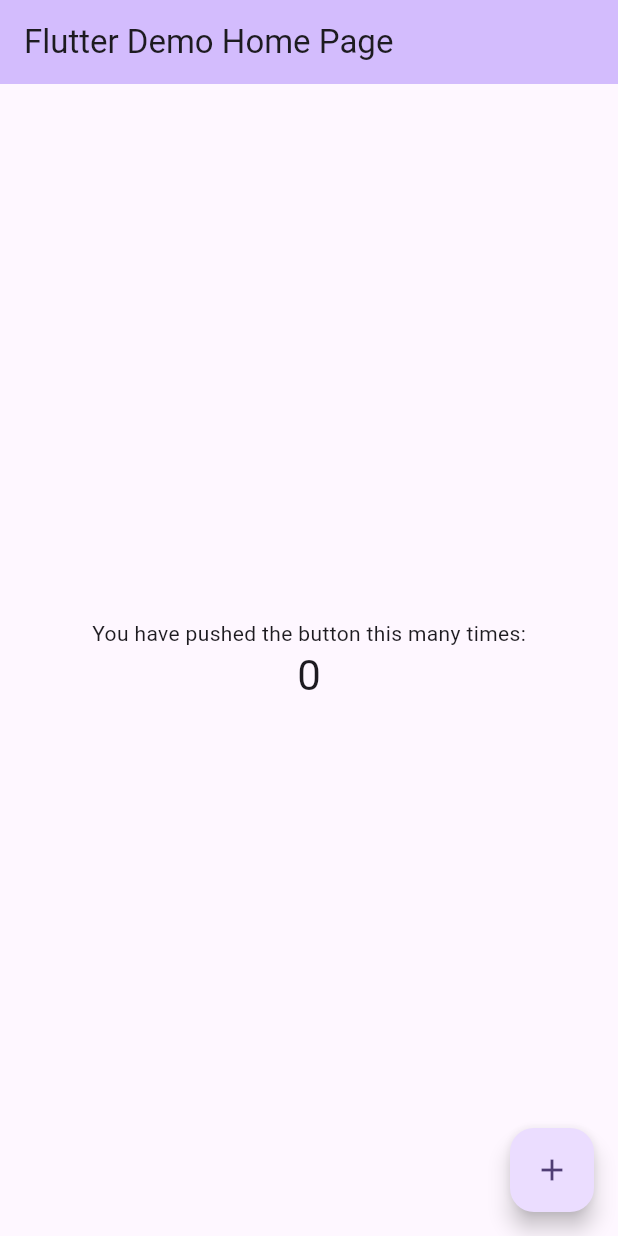
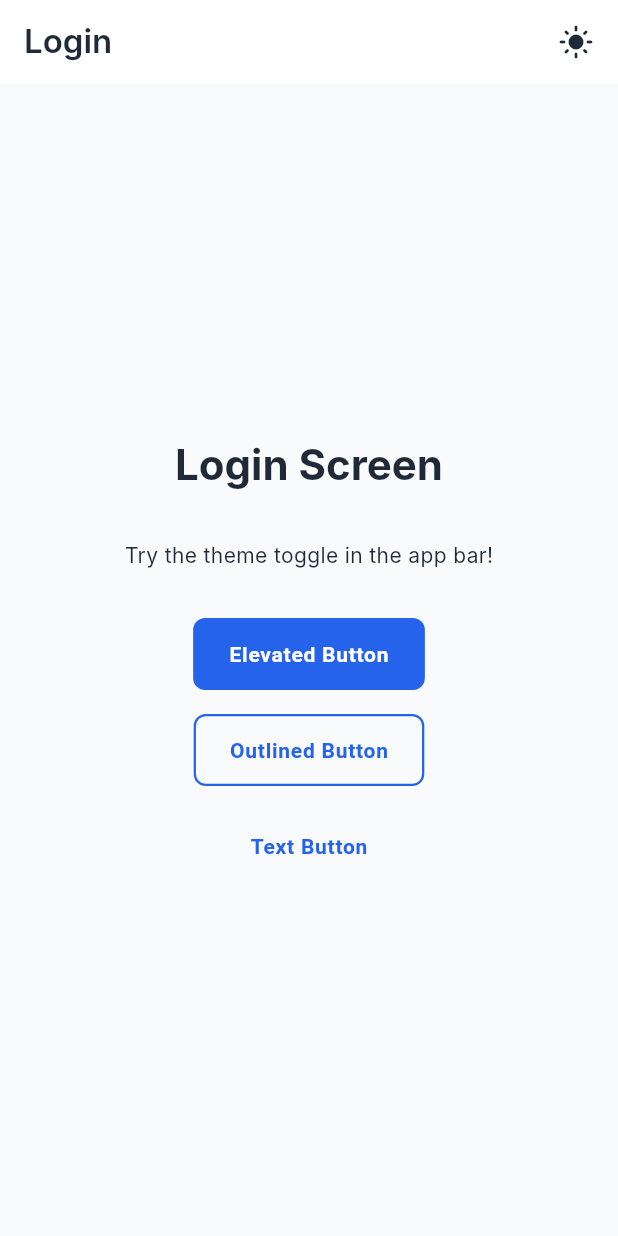
Before and after one commit to Webtonics/revboostapp, a Flutter app: the screen it shows after launch, on a phone screen of 412 x 824 dp. Run offline on Flutter 3.47's test engine with Material 3 defaults, Android fonts, the phone set to English and light mode, and no system bars; our stand-ins replace go_router, google_fonts, shared_preferences; Roboto replaces fonts that are missing (Inter).

Commit message:
theme setup complete

```diff
--- a/lib/main.dart
+++ b/lib/main.dart
@@ -1,125 +1,40 @@
+// lib/main.dart
+
 import 'package:flutter/material.dart';
+import 'package:provider/provider.dart';
+import 'package:revboostapp/core/theme/app_theme.dart';
+import 'package:revboostapp/providers/theme_provider.dart';
+import 'package:revboostapp/routing/app_router.dart';
 
-void main() {
+void main() async {
+  WidgetsFlutterBinding.ensureInitialized();
+
+  // Initialize Firebase
+  // await FirebaseService.initialize();
+
   runApp(const MyApp());
 }
 
 class MyApp extends StatelessWidget {
   const MyApp({super.key});
 
-  // This widget is the root of your application.
   @override
   Widget build(BuildContext context) {
-    return MaterialApp(
-      title: 'Flutter Demo',
-      theme: ThemeData(
-        // This is the theme of your application.
-        //
-        // TRY THIS: Try running your application with "flutter run". You'll see
-        // the application has a purple toolbar. Then, without quitting the app,
-        // try changing the seedColor in the colorScheme below to Colors.green
-        // and then invoke "hot reload" (save your changes or press the "hot
-        // reload" button in a Flutter-supported IDE, or press "r" if you used
-        // the command line to start the app).
-        //
-        // Notice that the counter didn't reset back to zero; the application
-        // state is not lost during the reload. To reset the state, use hot
-        // restart instead.
-        //
-        // This works for code too, not just values: Most code changes can be
-        // tested with just a hot reload.
-        colorScheme: ColorScheme.fromSeed(seedColor: Colors.deepPurple),
-        useMaterial3: true,
+    return MultiProvider(
+      providers: [
+        ChangeNotifierProvider(create: (_) => ThemeProvider()),
+        // We'll add more providers as we develop features
+      ],
+      child: Consumer<ThemeProvider>(
+        builder: (context, themeProvider, _) => MaterialApp.router(
+          title: 'RevBoost',
+          theme: AppTheme.lightTheme,
+          darkTheme: AppTheme.darkTheme,
+          themeMode: themeProvider.themeMode,
+          routerConfig: AppRouter.router,
+          debugShowCheckedModeBanner: false,
+        ),
       ),
-      home: const MyHomePage(title: 'Flutter Demo Home Page'),
     );
   }
 }
-
-class MyHomePage extends StatefulWidget {
-  const MyHomePage({super.key, required this.title});
-
-  // This widget is the home page of your application. It is stateful, meaning
-  // that it has a State object (defined below) that contains fields that affect
-  // how it looks.
-
-  // This class is the configuration for the state. It holds the values (in this
-  // case the title) provided by the parent (in this case the App widget) and
-  // used by the build method of the State. Fields in a Widget subclass are
-  // always marked "final".
-
-  final String title;
-
-  @override
-  State<MyHomePage> createState() => _MyHomePageState();
-}
-
-class _MyHomePageState extends State<MyHomePage> {
-  int _counter = 0;
-
-  void _incrementCounter() {
-    setState(() {
-      // This call to setState tells the Flutter framework that something has
-      // changed in this State, which causes it to rerun the build method below
-      // so that the display can reflect the updated values. If we changed
-      // _counter without calling setState(), then the build method would not be
-      // called again, and so nothing would appear to happen.
-      _counter++;
-    });
-  }
-
-  @override
-  Widget build(BuildContext context) {
-    // This method is rerun every time setState is called, for instance as done
-    // by the _incrementCounter method above.
-    //
-    // The Flutter framework has been optimized to make rerunning build methods
-    // fast, so that you can just rebuild anything that needs updating rather
-    // than having to individually change instances of widgets.
-    return Scaffold(
-      appBar: AppBar(
-        // TRY THIS: Try changing the color here to a specific color (to
-        // Colors.amber, perhaps?) and trigger a hot reload to see the AppBar
-        // change color while the other colors stay the same.
-        backgroundColor: Theme.of(context).colorScheme.inversePrimary,
-        // Here we take the value from the MyHomePage object that was created by
-        // the App.build method, and use it to set our appbar title.
-        title: Text(widget.title),
-      ),
-      body: Center(
-        // Center is a layout widget. It takes a single child and positions it
-        // in the middle of the parent.
-        child: Column(
-          // Column is also a layout widget. It takes a list of children and
-          // arranges them vertically. By default, it sizes itself to fit its
-          // children horizontally, and tries to be as tall as its parent.
-          //
-          // Column has various properties to control how it sizes itself and
-          // how it positions its children. Here we use mainAxisAlignment to
-          // center the children vertically; the main axis here is the vertical
-          // axis because Columns are vertical (the cross axis would be
-          // horizontal).
-          //
-          // TRY THIS: Invoke "debug painting" (choose the "Toggle Debug Paint"
-          // action in the IDE, or press "p" in the console), to see the
-          // wireframe for each widget.
-          mainAxisAlignment: MainAxisAlignment.center,
-          children: <Widget>[
-            const Text(
-              'You have pushed the button this many times:',
-            ),
-            Text(
-              '$_counter',
-              style: Theme.of(context).textTheme.headlineMedium,
-            ),
-          ],
-        ),
-      ),
-      floatingActionButton: FloatingActionButton(
-        onPressed: _incrementCounter,
-        tooltip: 'Increment',
-        child: const Icon(Icons.add),
-      ), // This trailing comma makes auto-formatting nicer for build methods.
-    );
-  }
-}
--- a/lib/providers/theme_provider.dart
+++ b/lib/providers/theme_provider.dart
@@ -0,0 +1,62 @@
+// lib/providers/theme_provider.dart
+
+import 'package:flutter/material.dart';
+import 'package:shared_preferences/shared_preferences.dart';
+
+class ThemeProvider with ChangeNotifier {
+  static const String _themeModeKey = 'theme_mode';
+
+  ThemeMode _themeMode = ThemeMode.light;
+
+  ThemeMode get themeMode => _themeMode;
+
+  bool get isDarkMode => _themeMode == ThemeMode.dark;
+
+  ThemeProvider() {
+    _loadThemeMode();
+  }
+
+  Future<void> _loadThemeMode() async {
+    try {
+      final prefs = await SharedPreferences.getInstance();
+      final savedMode = prefs.getString(_themeModeKey);
+
+      if (savedMode == 'dark') {
+        _themeMode = ThemeMode.dark;
+      } else if (savedMode == 'light') {
+        _themeMode = ThemeMode.light;
+      } else {
+        // Default to system or light mode
+        _themeMode = ThemeMode.system;
+      }
+
+      notifyListeners();
+    } catch (e) {
+      debugPrint('Error loading theme mode: $e');
+    }
+  }
+
+  Future<void> setThemeMode(ThemeMode mode) async {
+    if (_themeMode == mode) return;
+
+    _themeMode = mode;
+    notifyListeners();
+
+    try {
+      final prefs = await SharedPreferences.getInstance();
+      await prefs.setString(_themeModeKey, mode == ThemeMode.dark
+          ? 'dark'
+          : mode == ThemeMode.light
+              ? 'light'
+              : 'system');
+    } catch (e) {
+      debugPrint('Error saving theme mode: $e');
+    }
+  }
+
+  Future<void> toggleTheme() async {
+    await setThemeMode(_themeMode == ThemeMode.dark
+        ? ThemeMode.light
+        : ThemeMode.dark);
+  }
+}
--- a/lib/routing/app_router.dart
+++ b/lib/routing/app_router.dart
@@ -0,0 +1,122 @@
+import 'package:flutter/material.dart';
+import 'package:go_router/go_router.dart';
+import 'package:revboostapp/widgets/layout/app_bar_with_theme_toggle.dart';
+
+// Define routes for all our screens
+class AppRoutes {
+  static const String home = '/';
+  static const String login = '/login';
+  static const String register = '/register';
+  static const String businessSetup = '/business-setup';
+  static const String dashboard = '/dashboard';
+  static const String reviewRequests = '/review-requests';
+  static const String contacts = '/contacts';
+  static const String qrCode = '/qr-code';
+  static const String templates = '/templates';
+  static const String settings = '/settings';
+  static const String subscription = '/subscription';
+
+  // Customer-facing routes
+  static const String reviewPage = '/r/:businessId';
+}
+
+// Set up placeholder screens (we'll replace these later)
+class PlaceholderScreen extends StatelessWidget {
+  final String title;
+
+  const PlaceholderScreen({Key? key, required this.title}) : super(key: key);
+
+  @override
+  Widget build(BuildContext context) {
+    return Scaffold(
+      appBar: AppBarWithThemeToggle(title: title),
+      body: Center(
+        child: Column(
+          mainAxisAlignment: MainAxisAlignment.center,
+          children: [
+            Text(
+              '$title Screen',
+              style: Theme.of(context).textTheme.headlineMedium,
+            ),
+            const SizedBox(height: 32),
+            const Text('Try the theme toggle in the app bar!'),
+            const SizedBox(height: 32),
+            ElevatedButton(
+              onPressed: () {},
+              child: const Text('Elevated Button'),
+            ),
+            const SizedBox(height: 16),
+            OutlinedButton(
+              onPressed: () {},
+              child: const Text('Outlined Button'),
+            ),
+            const SizedBox(height: 16),
+            TextButton(
+              onPressed: () {},
+              child: const Text('Text Button'),
+            ),
+          ],
+        ),
+      ),
+    );
+  }
+}
+
+class AppRouter {
+  static final GoRouter router = GoRouter(
+    initialLocation: AppRoutes.login,
+    routes: [
+      GoRoute(
+        path: AppRoutes.home,
+        builder: (context, state) => const PlaceholderScreen(title: 'Home'),
+      ),
+      GoRoute(
+        path: AppRoutes.login,
+        builder: (context, state) => const PlaceholderScreen(title: 'Login'),
+      ),
+      GoRoute(
+        path: AppRoutes.register,
+        builder: (context, state) => const PlaceholderScreen(title: 'Register'),
+      ),
+      GoRoute(
+        path: AppRoutes.businessSetup,
+        builder: (context, state) => const PlaceholderScreen(title: 'Business Setup'),
+      ),
+      GoRoute(
+        path: AppRoutes.dashboard,
+        builder: (context, state) => const PlaceholderScreen(title: 'Dashboard'),
+      ),
+      GoRoute(
+        path: AppRoutes.reviewRequests,
+        builder: (context, state) => const PlaceholderScreen(title: 'Review Requests'),
+      ),
+      GoRoute(
+        path: AppRoutes.contacts,
+        builder: (context, state) => const PlaceholderScreen(title: 'Contacts'),
+      ),
+      GoRoute(
+        path: AppRoutes.qrCode,
+        builder: (context, state) => const PlaceholderScreen(title: 'QR Code'),
+      ),
+      GoRoute(
+        path: AppRoutes.templates,
+        builder: (context, state) => const PlaceholderScreen(title: 'Templates'),
+      ),
+      GoRoute(
+        path: AppRoutes.settings,
+        builder: (context, state) => const PlaceholderScreen(title: 'Settings'),
+      ),
+      GoRoute(
+        path: AppRoutes.subscription,
+        builder: (context, state) => const PlaceholderScreen(title: 'Subscription'),
+      ),
+      GoRoute(
+        path: AppRoutes.reviewPage,
+        builder: (context, state) {
+          final businessId = state.pathParameters['businessId'] ?? '';
+          return PlaceholderScreen(title: 'Review Page for $businessId');
+        },
+      ),
+    ],
+  );
+}
--- a/lib/widgets/common/theme_toggle.dart
+++ b/lib/widgets/common/theme_toggle.dart
@@ -0,0 +1,61 @@
+// lib/widgets/common/theme_toggle.dart
+
+import 'package:flutter/material.dart';
+import 'package:provider/provider.dart';
+import 'package:revboostapp/providers/theme_provider.dart';
+
+class ThemeToggle extends StatelessWidget {
+  final bool showLabel;
+  final double size;
+
+  const ThemeToggle({
+    Key? key,
+    this.showLabel = true,
+    this.size = 24.0,
+  }) : super(key: key);
+
+  @override
+  Widget build(BuildContext context) {
+    final themeProvider = Provider.of<ThemeProvider>(context);
+    final isDark = themeProvider.isDarkMode;
+
+    return InkWell(
+      borderRadius: BorderRadius.circular(20),
+      onTap: () => themeProvider.toggleTheme(),
+      child: Padding(
+        padding: const EdgeInsets.all(8.0),
+        child: Row(
+          mainAxisSize: MainAxisSize.min,
+          children: [
+            AnimatedSwitcher(
+              duration: const Duration(milliseconds: 300),
+              transitionBuilder: (Widget child, Animation<double> animation) {
+                return ScaleTransition(scale: animation, child: child);
+              },
+              child: isDark
+                ? Icon(
+                    Icons.dark_mode_rounded,
+                    key: const ValueKey('dark'),
+                    color: Theme.of(context).colorScheme.onSurface,
+                    size: size,
+                  )
+                : Icon(
+                    Icons.light_mode_rounded,
+                    key: const ValueKey('light'),
+                    color: Theme.of(context).colorScheme.onSurface,
+                    size: size,
+                  ),
+            ),
+            if (showLabel) ...[
+              const SizedBox(width: 8),
+              Text(
+                isDark ? 'Dark Mode' : 'Light Mode',
+                style: Theme.of(context).textTheme.bodyMedium,
+              ),
+            ],
+          ],
+        ),
+      ),
+    );
+  }
+}
--- a/lib/widgets/layout/app_bar_with_theme_toggle.dart
+++ b/lib/widgets/layout/app_bar_with_theme_toggle.dart
@@ -0,0 +1,33 @@
+// lib/widgets/layout/app_bar_with_theme_toggle.dart
+
+import 'package:flutter/material.dart';
+import 'package:revboostapp/widgets/common/theme_toggle.dart';
+
+class AppBarWithThemeToggle extends StatelessWidget implements PreferredSizeWidget {
+  final String title;
+  final List<Widget>? actions;
+  final bool automaticallyImplyLeading;
+
+  const AppBarWithThemeToggle({
+    Key? key,
+    required this.title,
+    this.actions,
+    this.automaticallyImplyLeading = true,
+  }) : super(key: key);
+
+  @override
+  Size get preferredSize => const Size.fromHeight(kToolbarHeight);
+
+  @override
+  Widget build(BuildContext context) {
+    return AppBar(
+      title: Text(title),
+      automaticallyImplyLeading: automaticallyImplyLeading,
+      actions: [
+        const ThemeToggle(showLabel: false),
+        const SizedBox(width: 8),
+        ...?actions,
+      ],
+    );
+  }
+}
```
